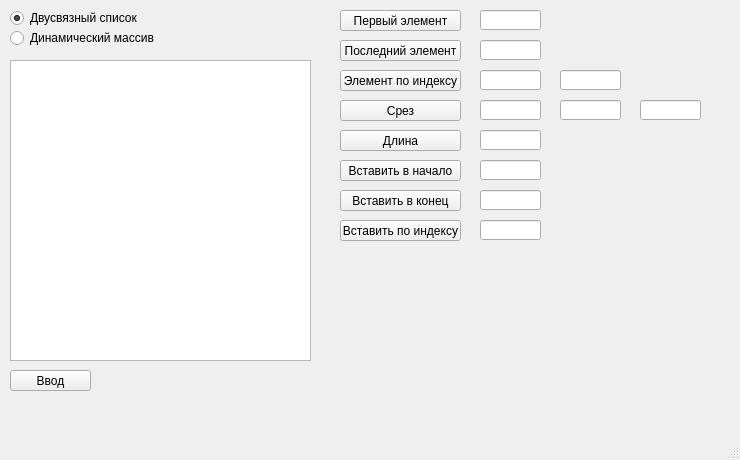
eleonoraSt/Hw1_MEPHI_3sem, file mainwindow.ui: the form before one commit.
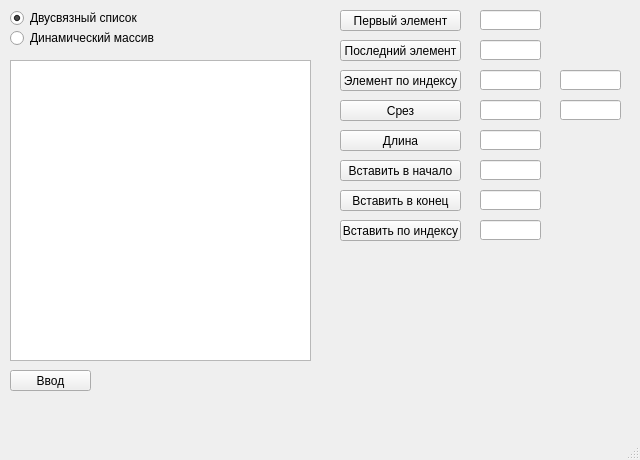
The form after the commit.

Commit message: clearing outputs

Patch:
```diff
--- a/mainwindow.ui
+++ b/mainwindow.ui
@@ -6,7 +6,7 @@
    <rect>
     <x>0</x>
     <y>0</y>
-    <width>740</width>
+    <width>640</width>
     <height>460</height>
    </rect>
   </property>
@@ -222,19 +222,6 @@
      <bool>true</bool>
     </property>
    </widget>
-   <widget class="QLineEdit" name="sliceOut">
-    <property name="geometry">
-     <rect>
-      <x>640</x>
-      <y>100</y>
-      <width>61</width>
-      <height>20</height>
-     </rect>
-    </property>
-    <property name="readOnly">
-     <bool>true</bool>
-    </property>
-   </widget>
    <widget class="QLineEdit" name="sizeOut">
     <property name="geometry">
      <rect>
```
Left out of the diff: 2 changed lines with no effect on the pictures. The commit also changes 2 other files.
